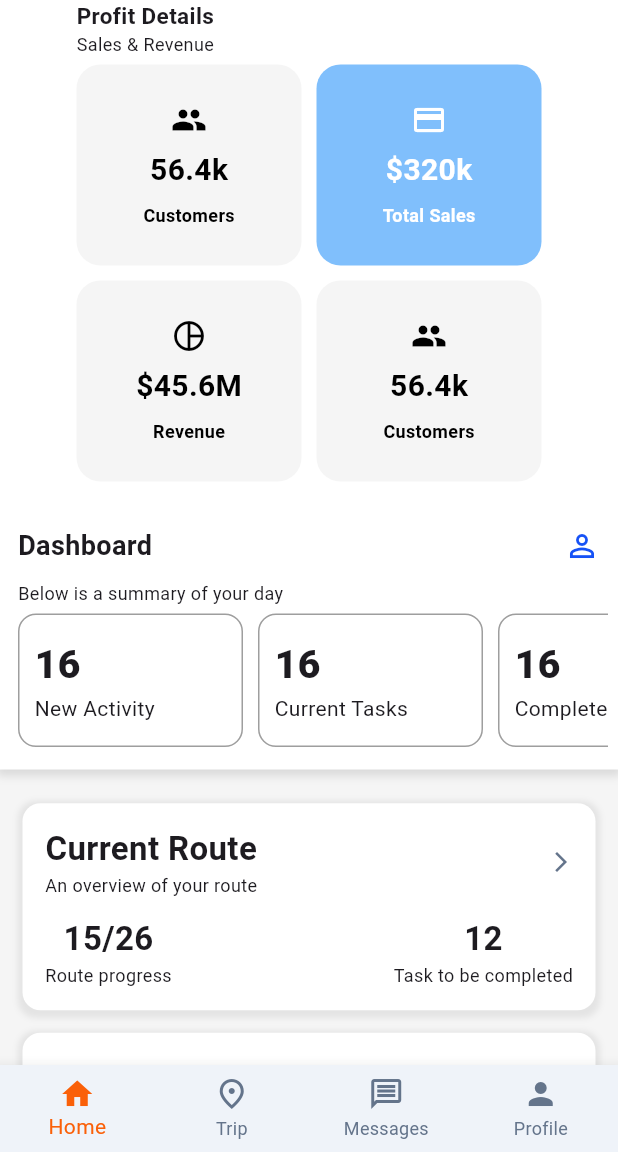
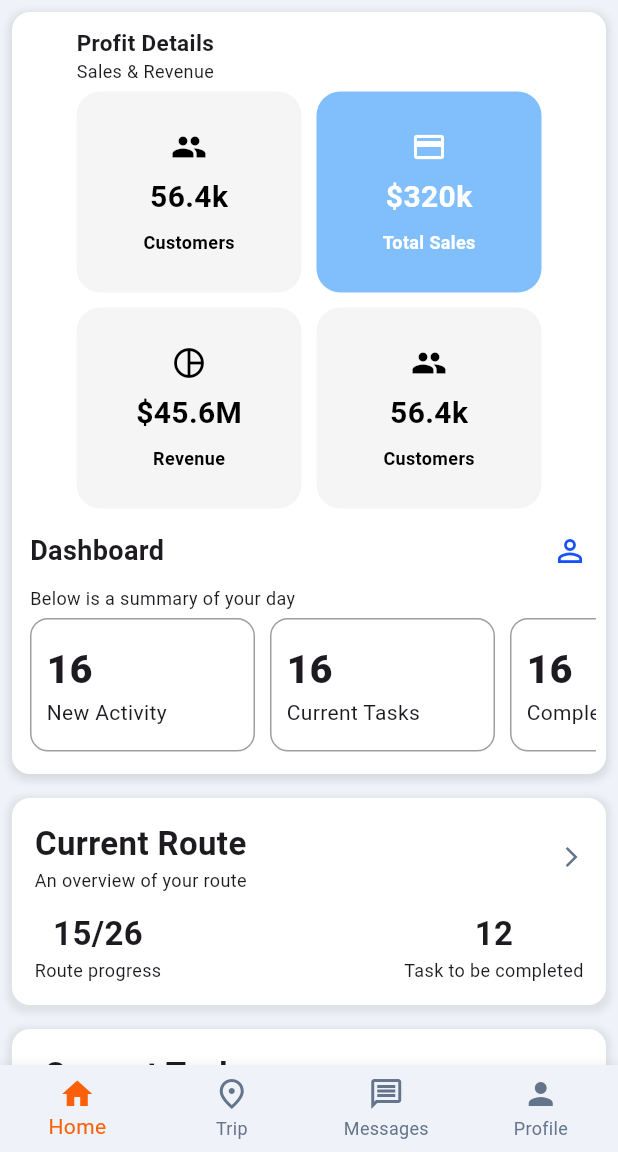
Before and after one commit to InAppoDev/driver_app, a Flutter app: the MainPage screen opened by its route, on a phone screen of 412 x 824 dp, the part 84-1236 px from its top. Run offline on Flutter 3.47's test engine with Material 3 defaults, Android fonts, the phone set to English and light mode, and no system bars; our stand-ins replace dio, flutter_bloc, freezed_annotation, get_it, go_router.

Commit message:
update mok data

```diff
--- a/lib/presentation/pages/home/home_page.dart
+++ b/lib/presentation/pages/home/home_page.dart
@@ -8,7 +8,7 @@ class HomePage extends StatelessWidget {
   @override
   Widget build(BuildContext context) {
     return Container(
-      color: const Color(0xFFF5F5F5),
+      decoration: BoxDecoration(color: Theme.of(context).canvasColor),
       child: const SingleChildScrollView(
         child: Column(
           children: [
--- a/lib/presentation/pages/home/widget/current_widget.dart
+++ b/lib/presentation/pages/home/widget/current_widget.dart
@@ -19,7 +19,7 @@ class CurrentWidget extends StatelessWidget {
   @override
   Widget build(BuildContext context) {
     return Container(
-      margin: const EdgeInsets.symmetric(horizontal: 15, vertical: 7.5),
+      margin: const EdgeInsets.symmetric(horizontal: 8, vertical: 8),
       padding: const EdgeInsets.all(15),
       decoration: BoxDecoration(
         borderRadius: const BorderRadius.all(Radius.circular(12)),
--- a/lib/presentation/pages/home/widget/currents.dart
+++ b/lib/presentation/pages/home/widget/currents.dart
@@ -6,12 +6,9 @@ class Currents extends StatelessWidget {
 
   @override
   Widget build(BuildContext context) {
-    return Column(
+    return const Column(
       children: [
-        Container(
-          padding: const EdgeInsets.symmetric(vertical: 15),
-          width: double.infinity,
-          child: const Column(
+        Column(
           children: [
             CurrentWidget(
               topic: 'Current Route',
@@ -27,8 +24,21 @@ class Currents extends StatelessWidget {
               completedTasks: 12,
               valueDescription: 'Route progress',
             ),
+            CurrentWidget(
+              topic: 'Current Task',
+              description: 'An overview of your route',
+              value: '15/26',
+              completedTasks: 12,
+              valueDescription: 'Route progress',
+            ),
+            CurrentWidget(
+              topic: 'Current Task',
+              description: 'An overview of your route',
+              value: '15/26',
+              completedTasks: 12,
+              valueDescription: 'Route progress',
+            ),
           ],
-          ),
         ),
       ],
     );
--- a/lib/presentation/pages/home/widget/dash_board.dart
+++ b/lib/presentation/pages/home/widget/dash_board.dart
@@ -46,6 +46,9 @@ class DashBoard extends StatelessWidget {
                 SummaryOfTheDayWidget(value: 16, text: 'New Activity'),
                 SummaryOfTheDayWidget(value: 16, text: 'Current Tasks'),
                 SummaryOfTheDayWidget(value: 16, text: 'Completed Tasks'),
+                SummaryOfTheDayWidget(value: 16, text: 'Completed Tasks'),
+                SummaryOfTheDayWidget(value: 16, text: 'Completed Tasks'),
+                SummaryOfTheDayWidget(value: 16, text: 'Completed Tasks'),
               ],
             ),
           ),
--- a/lib/presentation/pages/home/widget/profit_dashboard.dart
+++ b/lib/presentation/pages/home/widget/profit_dashboard.dart
@@ -8,9 +8,12 @@ class ProfitDashboard extends StatelessWidget {
 
   @override
   Widget build(BuildContext context) {
-    return Container(
+    return Padding(
+      padding: const EdgeInsets.all(8.0),
+      child: Container(
         decoration: BoxDecoration(
           color: Colors.white,
+          borderRadius: const BorderRadius.all(Radius.circular(12)),
           boxShadow: [
             BoxShadow(
               color: Colors.grey.withOpacity(0.3),
@@ -22,12 +25,14 @@ class ProfitDashboard extends StatelessWidget {
         ),
         child: const Column(
           children: [
+            SizedBox(height: 10),
             ProfitDetails(),
-          SizedBox(height: 25),
+            SizedBox(height: 10),
             DashBoard(),
             SizedBox(height: 10),
           ],
         ),
+      ),
     );
   }
 }
```
Lines whose indentation alone changed are shown as unchanged.
